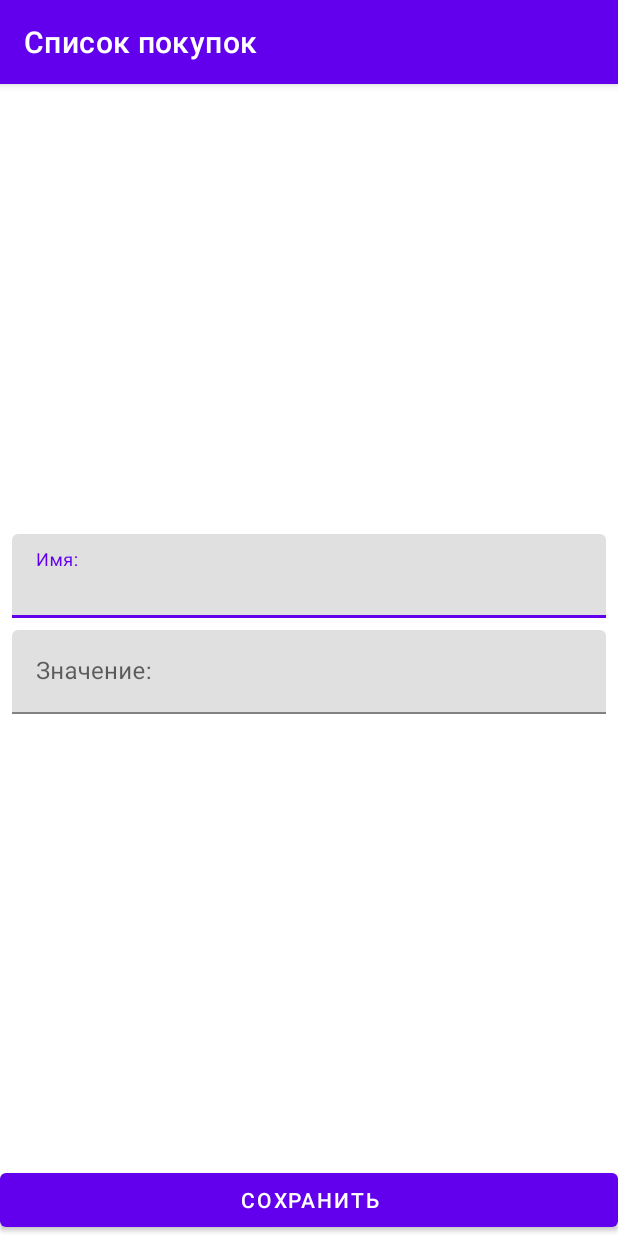
After one commit to kronos777/shoplist, an Android app: the ShopItemActivity screen opened directly, with no data from a screen before it, on a phone screen of 412 x 824 dp. The commit adds this screen. Run offline under Robolectric (Android 15) with nearby library versions, the phone set to English and light mode, and no system bars.

Commit message:
ready ViewModelAddShopItem

```diff
--- a/app/src/main/AndroidManifest.xml
+++ b/app/src/main/AndroidManifest.xml
@@ -10,6 +10,10 @@
         android:supportsRtl="true"
         android:theme="@style/Theme.ShoppingList">
         <activity
+            android:name=".presentation.ShopItemActivity"
+            android:windowSoftInputMode="adjustResize"
+            android:exported="false" />
+        <activity
             android:name=".presentation.MainActivity"
             android:exported="true">
             <intent-filter>
--- /dev/null
+++ b/app/src/main/java/com/example/buylistapplication/presentation/ShopItemActivity.kt
@@ -0,0 +1,17 @@
+package com.example.buylistapplication.presentation
+
+import androidx.appcompat.app.AppCompatActivity
+import android.os.Bundle
+import com.example.buylistapplication.R
+
+class ShopItemActivity : AppCompatActivity() {
+
+
+    private lateinit var viewModel: ShopItemViewModel
+
+    override fun onCreate(savedInstanceState: Bundle?) {
+        super.onCreate(savedInstanceState)
+        setContentView(R.layout.activity_shop_item)
+        //viewModel.errorInputName.value = false
+    }
+}
--- /dev/null
+++ b/app/src/main/res/layout/activity_shop_item.xml
@@ -0,0 +1,58 @@
+<?xml version="1.0" encoding="utf-8"?>
+<androidx.constraintlayout.widget.ConstraintLayout xmlns:android="http://schemas.android.com/apk/res/android"
+    xmlns:app="http://schemas.android.com/apk/res-auto"
+    xmlns:tools="http://schemas.android.com/tools"
+    android:layout_width="match_parent"
+    android:layout_height="match_parent"
+    tools:context=".presentation.ShopItemActivity">
+
+    <com.google.android.material.textfield.TextInputLayout
+        android:id="@+id/til_name"
+        android:layout_width="0dp"
+        android:layout_height="wrap_content"
+        android:layout_marginStart="8dp"
+        android:layout_marginEnd="8dp"
+        android:layout_marginBottom="4dp"
+        app:layout_constraintBottom_toTopOf="@id/til_count"
+        app:layout_constraintEnd_toEndOf="parent"
+        app:layout_constraintStart_toStartOf="parent"
+        app:layout_constraintTop_toTopOf="parent"
+        app:layout_constraintVertical_chainStyle="packed">
+
+        <com.google.android.material.textfield.TextInputEditText
+            android:id="@+id/et_name"
+            android:layout_width="match_parent"
+            android:layout_height="wrap_content"
+            android:hint="@string/name_hint"
+            android:inputType="textCapWords" />
+    </com.google.android.material.textfield.TextInputLayout>
+
+    <com.google.android.material.textfield.TextInputLayout
+        android:id="@+id/til_count"
+        android:layout_width="0dp"
+        android:layout_height="wrap_content"
+        android:layout_marginStart="8dp"
+        android:layout_marginTop="4dp"
+        android:layout_marginEnd="8dp"
+        app:layout_constraintBottom_toTopOf="@+id/save_button"
+        app:layout_constraintEnd_toEndOf="parent"
+        app:layout_constraintStart_toStartOf="parent"
+        app:layout_constraintTop_toBottomOf="@+id/til_name">
+
+        <com.google.android.material.textfield.TextInputEditText
+            android:id="@+id/et_count"
+            android:layout_width="match_parent"
+            android:layout_height="wrap_content"
+            android:hint="@string/count_hint"
+            android:inputType="number" />
+    </com.google.android.material.textfield.TextInputLayout>
+
+    <Button
+        android:id="@+id/save_button"
+        android:layout_width="0dp"
+        android:layout_height="wrap_content"
+        android:text="@string/save_btn"
+        app:layout_constraintBottom_toBottomOf="parent"
+        app:layout_constraintEnd_toEndOf="parent"
+        app:layout_constraintStart_toStartOf="parent" />
+</androidx.constraintlayout.widget.ConstraintLayout>
--- a/app/src/main/res/values/strings.xml
+++ b/app/src/main/res/values/strings.xml
@@ -1,4 +1,9 @@
 <resources>
-    <string name="app_name">Shopping List</string>
-    <string name="add_shop_item_content_description">Add new shop item</string>
+    <string name="app_name">Список покупок</string>
+    <string name="add_shop_item_content_description">Добавить новую статью</string>
+    <string name="name_hint">Имя:</string>
+    <string name="count_hint">Значение:</string>
+    <string name="save_btn">Сохранить</string>
+    <string name="error_input_name">Некоректное имя</string>
+    <string name="error_input_count">Некоректное количество</string>
 </resources>
```
Also changed, not shown: app/src/main/java/com/example/buylistapplication/presentation/ShopItemViewModel.kt (added, +103 -0 lines).
